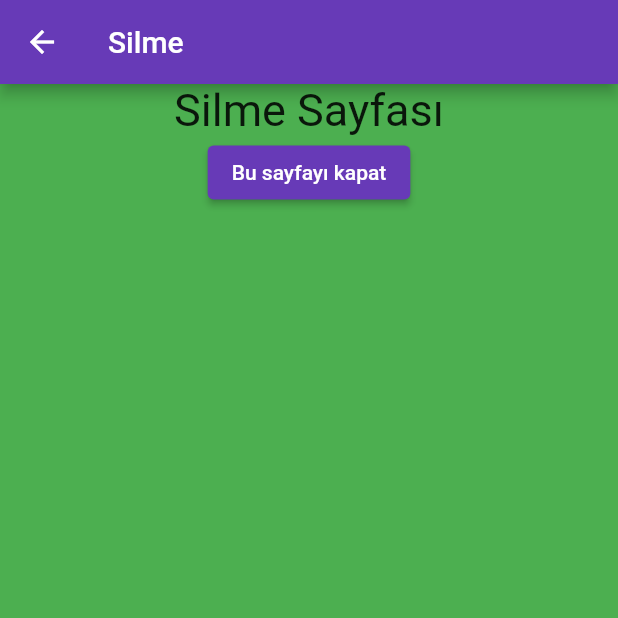
After one commit to talip5/sozlistesi01, a Flutter app: the screen it shows after launch, after a tap on "Silme Sayfasına git", on a phone screen of 412 x 824 dp, the top half of it. The commit adds this screen. Run offline on Flutter 3.47's test engine with Material 2 defaults, Android fonts, the phone set to English and light mode, and no system bars; our stand-ins replace cloud_firestore, firebase_core; accounts and stored records are empty.

Commit message:
18.09.2021

```diff
--- a/lib/main.dart
+++ b/lib/main.dart
@@ -1,74 +1,24 @@
-import 'package:flutter/cupertino.dart';
 import 'package:flutter/material.dart';
+import 'package:sozlistesi01/screens/home.dart';
+import 'package:sozlistesi01/screens/liste.dart';
+import 'package:sozlistesi01/screens/silme.dart';
 import 'package:cloud_firestore/cloud_firestore.dart';
 import 'package:firebase_core/firebase_core.dart';
-import 'dart:async';
 
 void main() async {
   WidgetsFlutterBinding.ensureInitialized();
   await Firebase.initializeApp();
-  runApp(MyApp());
+  runApp(MaterialApp(
+    debugShowCheckedModeBanner: false,
+    theme: ThemeData(
+      primarySwatch: Colors.deepPurple,
+      scaffoldBackgroundColor: Colors.green,
+    ),
+    initialRoute: "/",
+    routes: {
+      "/":(context)=>Home(),
+      "/liste":(context)=>Liste(),
+      "/silme":(context)=>Silme(),
+    },
+  ));
 }
-
-class MyApp extends StatefulWidget {
-  @override
-  _MyAppState createState() => _MyAppState();
-}
-
-class _MyAppState extends State<MyApp> {
-  FirebaseFirestore firebaseFirestore = FirebaseFirestore.instance;
-
-  yazi(){
-    print('yazi');
-    String string1='    ali';
-    print(string1);
-    String result=string1.trim();
-    print(result);
-  }
-
-  Future<QuerySnapshot> getData() async {
-    QuerySnapshot querySnapshot =
-        await firebaseFirestore.collection('data').get();
-    return querySnapshot;
-  }
-
-  @override
-  Widget build(BuildContext context) {
-    return MaterialApp(
-      title: 'Flutter Demo',
-      home: Scaffold(
-        appBar: AppBar(
-          title: Text('Future'),
-        ),
-        body: FutureBuilder(
-            future: getData(),
-            builder:
-                (BuildContext context, AsyncSnapshot<QuerySnapshot> snapshot) {
-                  //just add this line
-                  if(snapshot.data == null) return CircularProgressIndicator();
-              return ListView.builder(
-                  itemCount: snapshot.data.docs.length,
-                  itemBuilder: (context,index){
-                    DocumentSnapshot documentSnapshot=snapshot.data.docs[index];
-                    return ListTile(
-                      title: Text(
-                        documentSnapshot.get('name'),
-                      ),
-                      onTap: (){
-                        print(documentSnapshot.get('name'));
-                        String name1=documentSnapshot.get('name');
-                        String result1=name1.trim();
-                        String giris='Yalova9511                        ';
-                        String girisTrim=giris.trim();
-                        if(result1==girisTrim){
-                          //yazi();
-                          print('Tamam 3500');
-                        }
-                      },
-                    );
-                  });
-            }),
-      ),
-    );
-  }
-}
--- /dev/null
+++ b/lib/screens/home.dart
@@ -0,0 +1,33 @@
+import 'package:flutter/cupertino.dart';
+import 'package:flutter/material.dart';
+
+class Home extends StatelessWidget {
+  @override
+  Widget build(BuildContext context) {
+    return (Scaffold(
+        appBar: AppBar(
+          //backgroundColor: Colors.redAccent,
+          title: Text("Home"),
+        ),
+        body: Center(
+          child: Column(
+            children: <Widget>[
+              ElevatedButton(
+                child: Text("Liste Sayfasına git"),
+                //color: Colors.amber,
+                onPressed: (){
+                  Navigator.pushNamed(context, "/liste");
+                },
+              ),
+              ElevatedButton(
+                child: Text("Silme Sayfasına git"),
+                //color: Colors.amber,
+                onPressed: (){
+                  Navigator.pushNamed(context, "/silme");
+                },
+              ),
+            ],
+          ),
+        )));
+  }
+}
--- /dev/null
+++ b/lib/screens/liste.dart
@@ -0,0 +1,102 @@
+import 'package:flutter/cupertino.dart';
+import 'package:flutter/material.dart';
+import 'package:cloud_firestore/cloud_firestore.dart';
+import 'package:firebase_core/firebase_core.dart';
+import 'dart:async';
+
+/*
+class Liste extends StatelessWidget{
+  @override
+  Widget build(BuildContext context) {
+    return (Scaffold(
+      appBar: AppBar(title: Text("Liste"),),
+      body: Center(
+        child: Column(
+          children: <Widget>[
+
+          ],
+        ),
+      ),
+    )
+    );
+  }
+}
+*/
+
+
+
+class Liste extends StatefulWidget {
+  @override
+  _MyAppState createState() => _MyAppState();
+}
+
+class _MyAppState extends State<Liste> {
+  FirebaseFirestore firebaseFirestore = FirebaseFirestore.instance;
+
+  Future<QuerySnapshot> getData() async {
+    QuerySnapshot querySnapshot =
+    await firebaseFirestore.collection('data').get();
+    return querySnapshot;
+  }
+
+  @override
+  Widget build(BuildContext context) {
+    return MaterialApp(
+      title: 'Flutter Demo',
+      home: Scaffold(
+        appBar: AppBar(
+          title: Text('Future'),
+        ),
+        body: Column(
+          children: [
+            FutureBuilder(
+                future: getData(),
+                builder:
+                    (BuildContext context, AsyncSnapshot<QuerySnapshot> snapshot) {
+                  //just add this line
+                  if(snapshot.data == null) return CircularProgressIndicator();
+                  return Expanded(
+                    child: ListView.builder(
+                        itemCount: snapshot.data.docs.length,
+                        itemBuilder: (context,index){
+                          DocumentSnapshot documentSnapshot=snapshot.data.docs[index];
+                          return ListTile(
+                            title: Text(
+                              documentSnapshot.get('name'),
+                            ),
+                            onTap: (){
+                              print(documentSnapshot.get('name'));
+                              String name1=documentSnapshot.get('name');
+                              String result1=name1.trim();
+                              String giris='Yalova95                       ';
+                              String girisTrim=giris.trim();
+                              if(result1==girisTrim){
+                                //yazi();
+                                print('Tamam 3500');
+                              }
+                            },
+                          );
+                        }),
+                  );
+                }),
+            Expanded(
+              child:Column(
+                children: [
+                  /*SizedBox(
+                    height: 100,
+                  ),*/
+                  ElevatedButton(
+                    onPressed: (){
+                      Navigator.pop(context);
+                    },
+                    child: Text("Bu sayfayı kapat",style: TextStyle(fontSize: 30.0),),
+                  ),
+                ],
+              ),
+            ),
+          ],
+        ),
+      ),
+    );
+  }
+}
--- /dev/null
+++ b/lib/screens/silme.dart
@@ -0,0 +1,27 @@
+import 'package:flutter/cupertino.dart';
+import 'package:flutter/material.dart';
+
+class Silme extends StatelessWidget{
+  @override
+  Widget build(BuildContext context) {
+    return (Scaffold(
+      appBar: AppBar(
+          title: Text("Silme")),
+      body: Center(
+        child: Column(
+          children: <Widget>[
+            Text("Silme Sayfası",style: TextStyle(fontSize: 30.0),),
+            ElevatedButton(
+              child: Text("Bu sayfayı kapat"),
+             // color: Colors.greenAccent,
+              onPressed: (){
+                Navigator.pop(context);
+              },
+            )
+          ],
+        ),
+      ),
+    )
+    );
+  }
+}
```
Also changed, not shown: lib/yedek4.dart (added, +74 -0 lines).
